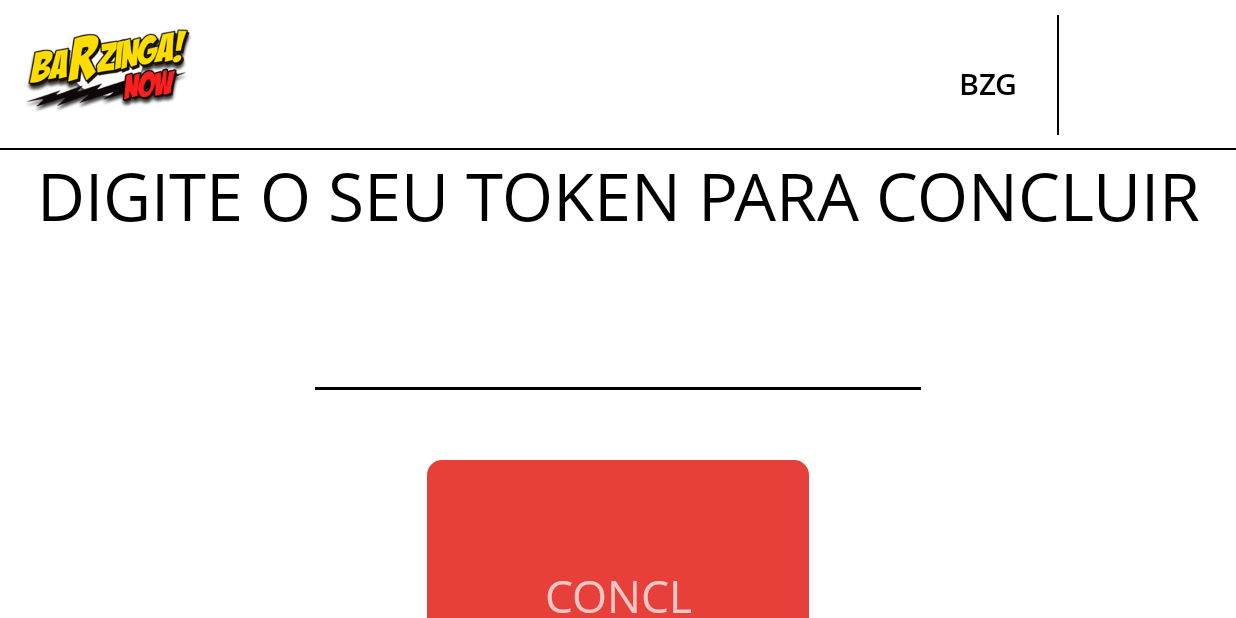
After one commit to jeffersonvenancio/BarzingaNow, an Android app: the CheckoutActivity screen opened directly, with no data from a screen before it, on a phone screen of 824 x 412 dp (held sideways). The commit adds this screen. Run offline under Robolectric (Android 15) with nearby library versions, the phone set to English and light mode, and no system bars; our stand-ins replace RxJava, data binding.

Commit message:
Added a few rest calls and new screens.

```diff
--- a/android/app/src/main/java/com/barzinga/model/Product.kt
+++ b/android/app/src/main/java/com/barzinga/model/Product.kt
@@ -8,4 +8,5 @@ class Product(var category: String? = null,
               val price: Double? = null,
               var image_url: String? = null,
               var id: String? = null,
-              var quantity: String? = null)
+              var quantity: Int? = 0,
+              var quantityOrdered: Int? = 0)
--- a/android/app/src/main/java/com/barzinga/restClient/BarzingaService.kt
+++ b/android/app/src/main/java/com/barzinga/restClient/BarzingaService.kt
@@ -20,6 +20,10 @@ interface BarzingaService {
     fun listProducts(): io.reactivex.Observable<List<Product>>
 
     @retrofit2.http.Headers("Bearer: Token Diego")
+    @retrofit2.http.GET("")
+    fun buyProducts(parameter: TransactionParameter): io.reactivex.Observable<Void>
+
+    @retrofit2.http.Headers("Bearer: Token Diego")
     @retrofit2.http.GET("user/email/{user}")
     fun getProfile(@retrofit2.http.Path("user") user: String): io.reactivex.Observable<User>
 
@@ -31,7 +35,7 @@ interface BarzingaService {
 
             val httpClient = OkHttpClient.Builder()
 
-            httpClient.addInterceptor(logging)  // <-- this is the important line!
+            httpClient.addInterceptor(logging)
 
             val retrofit = retrofit2.Retrofit.Builder()
                     .addCallAdapterFactory(retrofit2.adapter.rxjava2.RxJava2CallAdapterFactory.create())
--- a/android/app/src/main/java/com/barzinga/restClient/ProductsRepository.kt
+++ b/android/app/src/main/java/com/barzinga/restClient/ProductsRepository.kt
@@ -11,4 +11,8 @@ class ProductsRepository(val apiService: BarzingaService) {
         return apiService.listProducts()
     }
 
+    fun buyProducts(transactionParameter: TransactionParameter): io.reactivex.Observable<Void> {
+        return apiService.buyProducts(transactionParameter)
+    }
+
 }
--- /dev/null
+++ b/android/app/src/main/java/com/barzinga/view/CheckoutActivity.kt
@@ -0,0 +1,41 @@
+package com.barzinga.view
+
+import android.arch.lifecycle.ViewModelProviders
+import android.content.Context
+import android.content.Intent
+import android.support.v7.app.AppCompatActivity
+import android.os.Bundle
+
+import com.barzinga.R
+import com.barzinga.restClient.TransactionParameter
+import com.barzinga.viewmodel.Constants
+import com.barzinga.viewmodel.TransactionViewModel
+import kotlinx.android.synthetic.main.activity_checkout.*
+
+class CheckoutActivity : AppCompatActivity() {
+
+    lateinit var viewModel: TransactionViewModel
+    lateinit var transactionParameter: TransactionParameter
+
+    override fun onCreate(savedInstanceState: Bundle?) {
+        super.onCreate(savedInstanceState)
+        setContentView(R.layout.activity_checkout)
+
+        viewModel = ViewModelProviders.of(this).get(TransactionViewModel::class.java)
+
+        llFinishOrder.setOnClickListener({
+            if (userToken.text.isNotEmpty()){
+//                viewModel.buyProducts(transactionParameter)
+                TransactionFinishedActivity.start(this)
+            }
+        })
+    }
+
+    companion object {
+        fun start(context: Context, userJson: String) {
+            val starter = Intent(context, CheckoutActivity::class.java)
+            starter.putExtra(Constants.USER_EXTRA, userJson)
+            context.startActivity(starter)
+        }
+    }
+}
--- a/android/app/src/main/java/com/barzinga/viewmodel/ProductsListener.kt
+++ b/android/app/src/main/java/com/barzinga/viewmodel/ProductsListener.kt
@@ -7,4 +7,5 @@ import com.barzinga.model.Product
  */
 interface ProductsListener{
     fun onProductsListGotten(products: List<Product>?)
+    fun onProductsQuantityChanged()
 }
--- /dev/null
+++ b/android/app/src/main/res/layout/activity_checkout.xml
@@ -0,0 +1,136 @@
+<?xml version="1.0" encoding="utf-8"?>
+<layout>
+
+    <data>
+
+        <variable
+            name="viewmodel"
+            type="com.barzinga.viewmodel.UserViewModel"/>
+
+    </data>
+
+    <LinearLayout xmlns:android="http://schemas.android.com/apk/res/android"
+        xmlns:app="http://schemas.android.com/apk/res-auto"
+        xmlns:tools="http://schemas.android.com/tools"
+        android:layout_width="match_parent"
+        android:layout_height="match_parent"
+        android:orientation="vertical"
+        tools:context="com.barzinga.view.MainActivity">
+
+        <include
+            android:id="@+id/mTopBar"
+            android:layout_width="match_parent"
+            android:layout_height="wrap_content"
+            app:viewmodel="@{viewmodel}"
+            layout="@layout/view_top_bar"/>
+
+        <View
+            android:layout_width="match_parent"
+            android:layout_height="0dp"
+            android:layout_weight="1"/>
+
+        <com.barzinga.customViews.BarzingaTextView
+            android:layout_width="match_parent"
+            android:layout_height="wrap_content"
+            android:paddingBottom="@dimen/tera_margin"
+            android:textSize="@dimen/peta_text"
+            android:textColor="@color/black"
+            android:gravity="center"
+            android:text="DIGITE O SEU TOKEN PARA CONCLUIR"/>
+
+        <LinearLayout
+            android:layout_width="match_parent"
+            android:layout_height="wrap_content">
+
+            <LinearLayout
+                android:layout_height="match_parent"
+                android:layout_width="0dp"
+                android:layout_weight=".5"
+                android:gravity="center"
+                android:orientation="horizontal"/>
+
+            <LinearLayout
+                android:layout_height="match_parent"
+                android:layout_width="0dp"
+                android:layout_weight="1"
+                android:clickable="true"
+                android:gravity="center"
+                android:orientation="horizontal">
+
+                <com.barzinga.customViews.BarzingaEditText
+                    android:id="@+id/userToken"
+                    android:layout_width="match_parent"
+                    android:layout_height="wrap_content"
+                    android:textSize="40sp"
+                    android:textColor="#000"
+                    android:inputType="textPassword"
+                    android:maxLines="1"
+                    android:backgroundTint="@color/black"
+                    android:textCursorDrawable="@null"
+                    android:layout_marginBottom="@dimen/hecto_margin"/>
+
+            </LinearLayout>
+
+            <LinearLayout
+                android:layout_height="match_parent"
+                android:layout_width="0dp"
+                android:layout_weight=".5"
+                android:gravity="center"
+                android:orientation="horizontal"/>
+
+        </LinearLayout>
+
+        <LinearLayout
+            android:layout_width="match_parent"
+            android:layout_height="wrap_content"
+            android:layout_marginBottom="@dimen/centi_text"
+            android:layout_marginTop="@dimen/hecto_margin">
+
+            <LinearLayout
+                android:layout_height="match_parent"
+                android:layout_width="0dp"
+                android:layout_weight="1"
+                android:gravity="center"
+                android:padding="70dp"
+                android:orientation="horizontal"/>
+
+            <LinearLayout
+                android:id="@+id/llFinishOrder"
+                android:layout_height="match_parent"
+                android:layout_width="0dp"
+                android:layout_weight="1"
+                android:layout_marginLeft="@dimen/giga_margin"
+                android:layout_marginRight="@dimen/giga_margin"
+                android:background="@drawable/login_button"
+                android:clickable="true"
+                android:gravity="center"
+                android:padding="70dp"
+                android:orientation="horizontal">
+
+                <com.barzinga.customViews.BarzingaTextView
+                    android:layout_width="wrap_content"
+                    android:layout_height="wrap_content"
+                    android:text="CONCLUIR"
+                    android:gravity="center"
+                    android:textSize="@dimen/default_button_text"/>
+
+            </LinearLayout>
+
+            <LinearLayout
+                android:layout_height="match_parent"
+                android:layout_width="0dp"
+                android:layout_weight="1"
+                android:gravity="center"
+                android:padding="70dp"
+                android:orientation="horizontal"/>
+
+        </LinearLayout>
+
+        <View
+            android:layout_width="match_parent"
+            android:layout_height="0dp"
+            android:layout_weight="1"/>
+
+    </LinearLayout>
+
+</layout>
--- a/android/app/src/main/res/layout/activity_products.xml
+++ b/android/app/src/main/res/layout/activity_products.xml
@@ -41,6 +41,7 @@
                 android:layout_width="match_parent"
                 android:layout_height="wrap_content"
                 android:layout_gravity="bottom"
+                android:visibility="gone"
                 layout="@layout/view_bottom_bar"/>
 
             <ProgressBar
--- a/android/app/src/main/res/layout/dialog_login.xml
+++ b/android/app/src/main/res/layout/dialog_login.xml
@@ -22,6 +22,8 @@
         android:textColor="#000"
         android:inputType="text"
         android:maxLines="1"
+        android:backgroundTint="@color/black"
+        android:textCursorDrawable="@null"
         android:layout_marginBottom="10dp"/>
 
     <Button
--- a/android/app/src/main/res/layout/view_bottom_bar.xml
+++ b/android/app/src/main/res/layout/view_bottom_bar.xml
@@ -53,11 +53,10 @@
             android:textSize="@dimen/deca_text" />
 
         <com.barzinga.customViews.BarzingaTextView
+            android:id="@+id/mOrderPrice"
             android:layout_width="wrap_content"
             android:layout_height="wrap_content"
-
             android:layout_gravity="bottom"
-            android:text="5.60"
             app:typefaceOpenSans="@string/semibold"
             android:textSize="@dimen/giga_text"/>
 
```
Also changed, not shown: android/app/build.gradle (+10 -12 lines), android/app/src/main/AndroidManifest.xml (+13 -3 lines), android/app/src/main/java/com/barzinga/restClient/TransactionParameter.kt (added, +9 -0 lines), android/app/src/main/java/com/barzinga/view/ProductsActivity.kt (+47 -3 lines), android/app/src/main/java/com/barzinga/view/TransactionFinishedActivity.kt (added, +24 -0 lines), android/app/src/main/java/com/barzinga/view/adapter/ProductsAdapter.kt (+25 -3 lines), android/app/src/main/java/com/barzinga/viewmodel/TransactionViewModel.kt (added, +34 -0 lines), android/app/src/main/res/layout/activity_transaction_finished.xml (added, +65 -0 lines).
